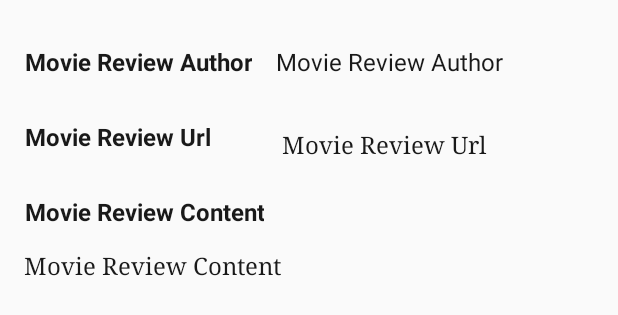
After one commit to eniolaipoola/MoviesApp, an Android app: the layout movie_review.xml on its own in the app's theme, with its tools: preview values and no code run, on a phone screen of 412 x 824 dp. The commit adds this screen. Shown: the top 315 px of the screen. Run offline under Robolectric (Android 15) with nearby library versions, the phone set to English and light mode, and no system bars.

Commit message:
Create moview review activity Set author, review comment and review url accordingly

```diff
--- a/app/src/main/AndroidManifest.xml
+++ b/app/src/main/AndroidManifest.xml
@@ -12,7 +12,8 @@
         android:roundIcon="@mipmap/ic_launcher_round"
         android:supportsRtl="true"
         android:theme="@style/AppTheme">
-        <activity android:name=".activities.DetailsActivity"></activity>
+        <activity android:name=".activities.MovieReviewActivity"></activity>
+        <activity android:name=".activities.DetailsActivity" />
         <activity android:name=".activities.MainActivity">
             <intent-filter>
                 <action android:name="android.intent.action.MAIN" />
--- a/app/src/main/java/com/example/moviesapp/activities/MainActivity.java
+++ b/app/src/main/java/com/example/moviesapp/activities/MainActivity.java
@@ -147,9 +147,10 @@ public class MainActivity extends AppCompatActivity implements MovieDataInterfac
         removeDialogFragment(AppLoadingViewFragment.class.getName());
         moviesAdapter = new MoviesAdapter(moviesResult, this);
         moviesResultList.clear();
+        recyclerView.setAdapter(moviesAdapter);
         this.moviesResultList.addAll(moviesResult);
         moviesAdapter.notifyDataSetChanged();
-        recyclerView.setAdapter(moviesAdapter);
+
     }
 
     @Override
--- a/app/src/main/java/com/example/moviesapp/adapters/MovieTrailerAdapter.java
+++ b/app/src/main/java/com/example/moviesapp/adapters/MovieTrailerAdapter.java
@@ -24,7 +24,7 @@ public class MovieTrailerAdapter extends RecyclerView.Adapter<MovieTrailerAdapte
     @Override
     public MovieTrailerAdapterViewHolder onCreateViewHolder(@NonNull ViewGroup viewGroup, int i) {
         LayoutInflater layoutInflater = LayoutInflater.from(viewGroup.getContext());
-        View view =  layoutInflater.inflate(R.layout.movie_reviews, viewGroup, false);
+        View view =  layoutInflater.inflate(R.layout.movie_trailer, viewGroup, false);
         return new MovieTrailerAdapterViewHolder(view);
     }
 
@@ -45,7 +45,7 @@ public class MovieTrailerAdapter extends RecyclerView.Adapter<MovieTrailerAdapte
 
         MovieTrailerAdapterViewHolder(final View itemView) {
             super(itemView);
-            movieTrailerName = itemView.findViewById(R.id.movieReviewName);
+            movieTrailerName = itemView.findViewById(R.id.movieTrailerName);
         }
 
         private void bindResultToView(final MovieTrailerModel.TrailerResult trailerResult){
--- a/app/src/main/java/com/example/moviesapp/models/MovieReviewModel.java
+++ b/app/src/main/java/com/example/moviesapp/models/MovieReviewModel.java
@@ -17,7 +17,7 @@ public class MovieReviewModel {
 
     @SerializedName("results")
     @Expose
-    private MovieReviewResult reviewResult;
+    private List<MovieReviewResult> reviewResult;
 
     public int getId() {
         return id;
@@ -35,11 +35,11 @@ public class MovieReviewModel {
         this.page = page;
     }
 
-    public MovieReviewResult getReviewResult() {
+    public List<MovieReviewResult> getReviewResult() {
         return reviewResult;
     }
 
-    public void setReviewResult(MovieReviewResult reviewResult) {
+    public void setReviewResult(List<MovieReviewResult> reviewResult) {
         this.reviewResult = reviewResult;
     }
 
--- a/app/src/main/java/com/example/moviesapp/networking/MovieDataInterface.java
+++ b/app/src/main/java/com/example/moviesapp/networking/MovieDataInterface.java
@@ -39,7 +39,7 @@ public interface MovieDataInterface {
         void fetchMovieTrailer(OnMovieTrailerFinishedListener movieTrailerFinishedListener, int movieId);
 
         interface OnMovieReviewFinishedListener {
-            void onMovieReviewSuccessful(MovieReviewModel.MovieReviewResult movieReviewResult);
+            void onMovieReviewSuccessful(List<MovieReviewModel.MovieReviewResult> movieReviewResult);
 
             void onMovieReviewFailed(String errorMessage);
         }
--- /dev/null
+++ b/app/src/main/res/layout/movie_review.xml
@@ -0,0 +1,86 @@
+<?xml version="1.0" encoding="utf-8"?>
+<android.support.constraint.ConstraintLayout android:layout_width="match_parent"
+    android:layout_height="wrap_content"
+    xmlns:tools="http://schemas.android.com/tools"
+    xmlns:app="http://schemas.android.com/apk/res-auto"
+    android:layout_margin="16dp"
+    xmlns:android="http://schemas.android.com/apk/res/android">
+
+    <TextView
+        android:id="@+id/author"
+        android:layout_width="wrap_content"
+        android:layout_height="50dp"
+        android:text="@string/movie_review_author"
+        android:textSize="16sp"
+        android:gravity="center"
+        android:textStyle="bold"
+        android:textColor="@color/colorPrimary"
+        app:layout_constraintStart_toStartOf="parent"
+        app:layout_constraintTop_toTopOf="parent"
+        tools:ignore="ContentDescription"/>
+
+    <TextView
+        android:id="@+id/reviewAuthor"
+        android:layout_width="wrap_content"
+        android:layout_height="50dp"
+        android:text="@string/movie_review_author"
+        android:gravity="center"
+        android:textSize="16sp"
+        android:layout_marginStart="16dp"
+        android:textColor="@color/colorPrimary"
+        app:layout_constraintStart_toEndOf="@id/author"
+        app:layout_constraintTop_toTopOf="parent"
+        tools:ignore="ContentDescription"/>
+
+    <TextView
+        android:id="@+id/url"
+        android:layout_width="wrap_content"
+        android:layout_height="50dp"
+        android:text="@string/movie_review_url"
+        android:textSize="16sp"
+        android:gravity="center"
+        android:textStyle="bold"
+        android:textColor="@color/colorPrimary"
+        app:layout_constraintStart_toStartOf="parent"
+        app:layout_constraintTop_toBottomOf="@id/reviewAuthor"
+        tools:ignore="ContentDescription"/>
+
+    <TextView
+        android:id="@+id/reviewUrl"
+        android:layout_height="60dp"
+        android:layout_width="200dp"
+        android:textSize="16sp"
+        android:gravity="center"
+        android:text="@string/movie_review_url"
+        android:textColor="@color/colorPrimary"
+        android:layout_marginStart="16dp"
+        app:layout_constraintStart_toEndOf="@id/url"
+        app:layout_constraintTop_toBottomOf="@id/reviewAuthor"
+        android:typeface="serif"/>
+
+    <TextView
+        android:id="@+id/content"
+        android:layout_width="wrap_content"
+        android:layout_height="50dp"
+        android:text="@string/movie_review_content"
+        android:textSize="16sp"
+        android:gravity="center"
+        android:textStyle="bold"
+        android:textColor="@color/colorPrimary"
+        app:layout_constraintStart_toStartOf="parent"
+        app:layout_constraintTop_toBottomOf="@id/url"
+        tools:ignore="ContentDescription"/>
+
+
+    <TextView
+        android:id="@+id/reviewContent"
+        android:layout_height="wrap_content"
+        android:layout_width="match_parent"
+        android:textSize="16sp"
+        android:fontFamily="serif"
+        android:text="@string/movie_review_content"
+        android:textColor="@color/colorPrimary"
+        app:layout_constraintStart_toStartOf="parent"
+        app:layout_constraintTop_toBottomOf="@id/content"
+        android:typeface="sans"/>
+</android.support.constraint.ConstraintLayout>
--- a/app/src/main/res/layout/movie_reviews.xml
+++ b/app/src/main/res/layout/movie_trailer.xml
@@ -18,7 +18,7 @@
         tools:ignore="ContentDescription"/>
 
     <TextView
-        android:id="@+id/movieReviewName"
+        android:id="@+id/movieTrailerName"
         android:layout_height="100dp"
         android:layout_width="wrap_content"
         android:textSize="16sp"
--- a/app/src/main/res/values/strings.xml
+++ b/app/src/main/res/values/strings.xml
@@ -7,13 +7,19 @@
     <string name="internet_error_message"> No internet, please check your internet connection</string>
     <string name="movie_name">Movie Name</string>
     <string name="detail_title_bar">Movie Detail</string>
+    <string name="review_title_bar">Movie Review</string>
 
     <string name="loading">Loading...</string>
     <string name="errorMessage">Something went wrong</string>
     <string name="errorRetry">Retry</string>
 
     <string name="movie_trailer">Movie Trailer</string>
+
     <string name="movie_review">Movie Review</string>
     <string name="movie_review_content">Movie Review Content</string>
+    <string name="movie_review_author">Movie Review Author</string>
+    <string name="movie_review_url">Movie Review Url</string>
+
+    <string name="view_review">View Review</string>
 
 </resources>
```
Also changed, not shown: app/src/main/java/com/example/moviesapp/activities/DetailsActivity.java (+22 -24 lines), app/src/main/java/com/example/moviesapp/activities/MovieReviewActivity.java (added, +120 -0 lines), app/src/main/java/com/example/moviesapp/adapters/MovieReviewAdapter.java (added, +64 -0 lines), app/src/main/java/com/example/moviesapp/networking/MovieData.java (+2 -17 lines), app/src/main/res/layout/activity_details.xml (+15 -28 lines), app/src/main/res/layout/activity_movie_review.xml (added, +15 -0 lines).
